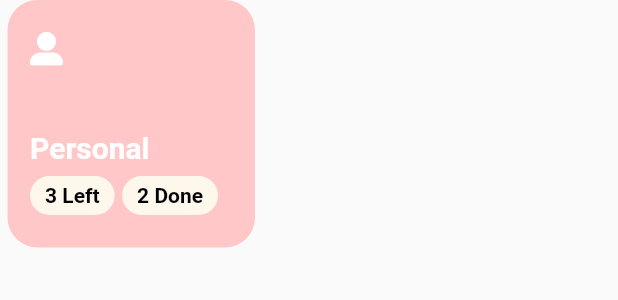
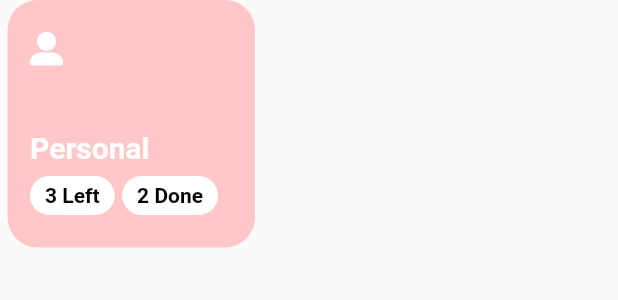
Before and after one commit to bibashmgr/dos, a Flutter app: the ProjectCard widget shown alone on an empty page, opened directly, on a phone screen of 412 x 824 dp. Shown: the top 300 px of the screen. Run offline on Flutter 3.47's test engine with Material 2 defaults, Android fonts, the phone set to English and light mode, and no system bars; our stand-ins replace font_awesome_flutter; project files that could hold a hidden picture were left out.

Commit message:
[update]: projectCard components

```diff
--- a/client/lib/components/home/project_card.dart
+++ b/client/lib/components/home/project_card.dart
@@ -56,7 +56,7 @@ class ProjectCard extends StatelessWidget {
                       borderRadius: BorderRadius.circular(
                         25.0,
                       ),
-                      color: kMidPriorityColor,
+                      color: kLightColor,
                     ),
                     child: const Text(
                       '3 Left',
@@ -79,7 +79,7 @@ class ProjectCard extends StatelessWidget {
                       borderRadius: BorderRadius.circular(
                         25.0,
                       ),
-                      color: kMidPriorityColor,
+                      color: kLightColor,
                     ),
                     child: const Text(
                       '2 Done',
```
